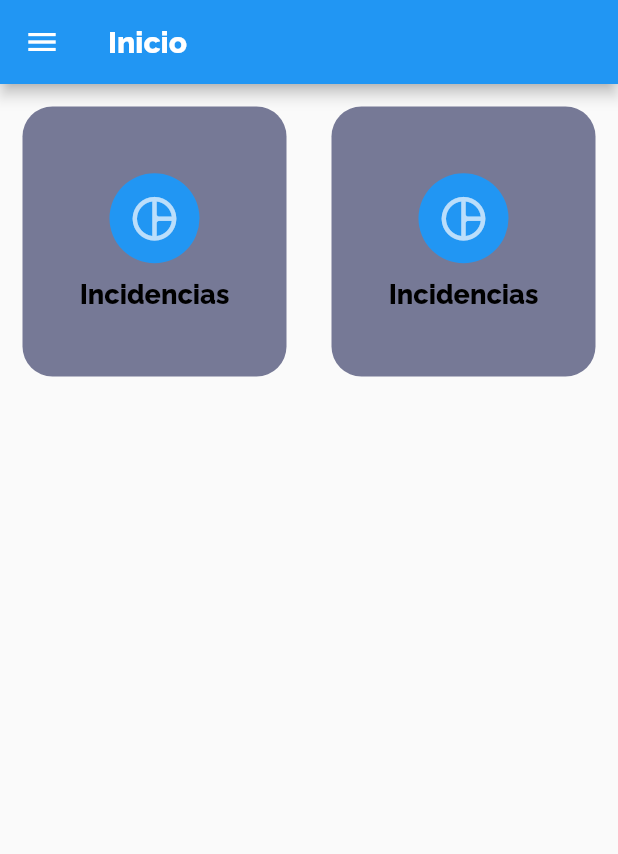
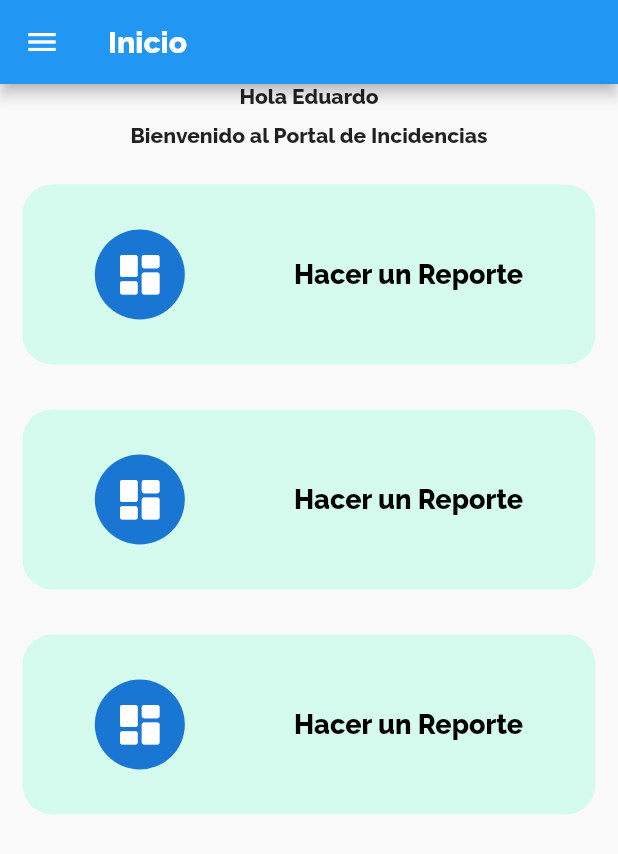
Before and after one commit to paoyomira/app_sucre, a Flutter app: the HomeScreen screen opened by its route, on a phone screen of 412 x 824 dp. Shown: the top 854 px of the screen. Run offline on Flutter 3.47's test engine with Material 2 defaults, Android fonts, the phone set to English and light mode, and no system bars; our stand-ins replace flutter_dotenv, flutter_secure_storage; accounts and stored records are empty.

Commit message:
cambios al home

```diff
--- a/lib/screens/home/home_screen.dart
+++ b/lib/screens/home/home_screen.dart
@@ -14,13 +14,38 @@ class HomeScreen extends StatelessWidget {
     return Scaffold(
         appBar: AppBar(title: const Text('Inicio')),
         drawer: const MenuWidget(),
-        body: Table(
-          children: const [
-            TableRow(children: [
-              HomeCardWidget(),
-              HomeCardWidget(),
-            ]),
+        body: ListView(
+          children: [
+            Table(
+              children: [
+                TableRow(children: [
+                  HomeText(),
+                ]),
+                TableRow(children: [
+                  HomeCardWidget(),
+                ]),
+                TableRow(children: [
+                  HomeCardWidget(),
+                ]),
+                TableRow(children: [
+                  HomeCardWidget(),
+                ]),
+              ],
+            )
           ],
         ));
   }
 }
+
+Widget HomeText() {
+  return Container(
+    child: Column(
+      children: [
+        Text('Hola Eduardo'),
+        SizedBox(height: 10.0),
+        Text('Bienvenido al Portal de Incidencias'),
+        SizedBox(height: 10.0),
+      ],
+    ),
+  );
+}
--- a/lib/services/app_services/generalapi_service.dart
+++ b/lib/services/app_services/generalapi_service.dart
@@ -1,5 +1,5 @@
 import 'package:flutter/material.dart';
-import 'dart:convert' as convert;
+// import 'dart:convert' as convert;
 
 import 'package:http/http.dart' as http;
 
--- a/lib/widgets/buttons/evidence_photos_button_widget.dart
+++ b/lib/widgets/buttons/evidence_photos_button_widget.dart
@@ -18,8 +18,7 @@ class EvidencePhotosButtonWidget extends StatelessWidget {
           );
         },
         child: const Padding(
-          padding:
-              EdgeInsets.only(left: 25.0, top: 15.0, right: 25.0, bottom: 15.0),
+          padding: EdgeInsets.all(10),
           child: Text(
             'Reportar Incidencia',
             style: TextStyle(color: Colors.white, fontSize: 25.0),
--- a/lib/widgets/cards/home_card_widget.dart
+++ b/lib/widgets/cards/home_card_widget.dart
@@ -1,7 +1,4 @@
 import 'package:flutter/material.dart';
-import 'package:app_sucre/services/services.dart';
-
-import 'package:provider/provider.dart';
 
 class HomeCardWidget extends StatelessWidget {
   const HomeCardWidget({Key? key}) : super(key: key);
@@ -14,28 +11,26 @@ class HomeCardWidget extends StatelessWidget {
         },
         child: Container(
           margin: const EdgeInsets.all(15),
-        height: 180,
+          padding: EdgeInsets.all(30),
           decoration: BoxDecoration(
-          color: const Color.fromRGBO(62, 66, 107, 0.7),
+            color: const Color.fromRGBO(211, 251, 237, 0.98),
             borderRadius: BorderRadius.circular(20),
           ),
-        child: Column(
-          mainAxisAlignment: MainAxisAlignment.center,
-          children: [
-            const CircleAvatar(
-              backgroundColor: Colors.blue,
+          child: Row(
+            mainAxisAlignment: MainAxisAlignment.spaceAround,
+            children: const [
+              CircleAvatar(
                 child: Icon(
-                Icons.pie_chart_outline_rounded,
+                  Icons.dashboard_rounded,
                   size: 35,
                 ),
                 radius: 30,
               ),
               SizedBox(height: 10),
-            Text('Incidencias',
+              Text('Hacer un Reporte',
                   style: TextStyle(color: Colors.black, fontSize: 18)),
             ],
           ),
-      ),
-    );
+        ));
   }
 }
```
Also changed, not shown: lib/screens/reports/citizen_report_screen.dart (+12 -12 lines). Lines whose indentation alone changed are shown as unchanged.
